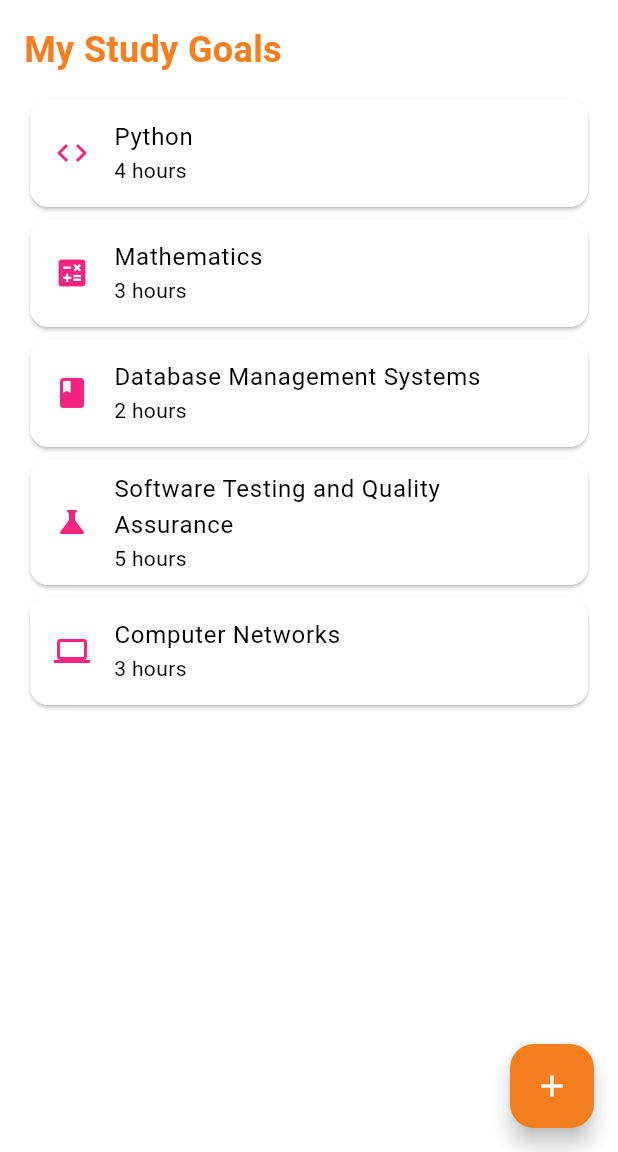
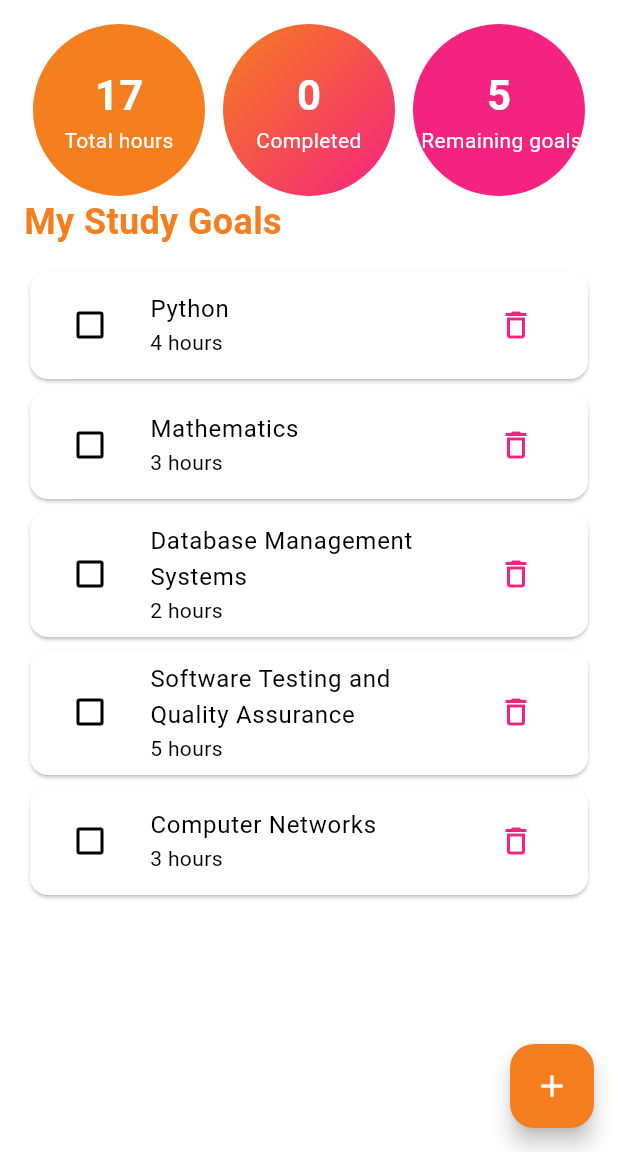
Before and after one commit to asmaatagelsir/Study-Planner, a Flutter app: the screen it shows after launch, on a phone screen of 412 x 824 dp, the part 84-1236 px from its top. Run offline on Flutter 3.47's test engine with Material 3 defaults, Android fonts, the phone set to English and light mode, and no system bars; Roboto replaces fonts that are missing (georgia).

Commit message:
Add summary stat circles and update goal card interactions

```diff
--- a/lib/main.dart
+++ b/lib/main.dart
@@ -2,7 +2,17 @@ import 'package:flutter/material.dart';
 
 const Color pantoneOrange = Color(0xFFF57E1E);
 const Color neonPink = Color(0xFFF52380);
-
+const LinearGradient pinkGradient = LinearGradient(
+  colors: [neonPink, neonPink],
+);
+const LinearGradient orangGradient = LinearGradient(
+  colors: [pantoneOrange, pantoneOrange],
+);
+const LinearGradient mixGradien = LinearGradient(
+  colors: [pantoneOrange, neonPink],
+  begin: Alignment.topLeft,
+  end: Alignment.bottomRight,
+);
 void main() {
   runApp(const MyApp());
 }
@@ -95,6 +105,21 @@ class _HomePageState extends State<HomePage> {
     return Icons.book;
   }
 
+  // LOGIC: sum of all hours (fold starts at 0 and adds each goal's hours)
+  int get totalHours {
+    return goals.fold<int>(0, (sum, goal) => sum + (goal['hours'] as int));
+  }
+
+  // LOGIC: goals where done is true, then count them
+  int get completeGoals {
+    return goals.where((goal) => goal['done'] == true).length;
+  }
+
+  // LOGIC: goals not finished yet
+  int get remaininGoals {
+    return goals.length - completeGoals;
+  }
+
   @override
   Widget build(BuildContext context) {
     return Scaffold(
@@ -122,6 +147,43 @@ class _HomePageState extends State<HomePage> {
         child: Column(
           crossAxisAlignment: CrossAxisAlignment.start,
           children: [
+            // STATIC: Summary section (three circles from the same widget)
+            // CONNECTION: the numbers come from the LOGIC getters
+            Row(
+              children: [
+                Expanded(
+                  child: Padding(
+                    padding: const EdgeInsets.symmetric(horizontal: 6),
+                    child: StatCircle(
+                      value: '$totalHours',
+                      label: 'Total hours',
+                      gradient: orangGradient,
+                    ),
+                  ),
+                ),
+                Expanded(
+                  child: Padding(
+                    padding: const EdgeInsets.symmetric(horizontal: 6),
+                    child: StatCircle(
+                      value: '$completeGoals',
+                      label: 'Completed',
+                      gradient: mixGradien,
+                    ),
+                  ),
+                ),
+                Expanded(
+                  child: Padding(
+                    padding: const EdgeInsets.symmetric(horizontal: 6),
+                    child: StatCircle(
+                      value: '$remaininGoals',
+                      label:' Remaining goals',
+                      gradient: pinkGradient,
+                    ),
+                  ),
+                ),
+
+              ],
+            ),
             // STATIC: Heading
             const Text(
               'My Study Goals',
@@ -147,37 +209,25 @@ class _HomePageState extends State<HomePage> {
                   return MouseRegion(
                     onEnter: (_) => setState(() => hoverdIndex = index),
                     onExit: (_) => setState(() {
-                      if (hoverdIndex == index) hoverdIndex = null;
-                    }),
+                      if(hoverdIndex== index) hoverdIndex = null;
+                    }) ,
                     child: Card(
-                      color: done ? Colors.grey.shade200 : Colors.white,
+                      color: hovered ? Colors.orange.shade50: done? Colors.grey.shade200: Colors.white,
                       child: ListTile(
                         onTap: () => toggleGoal(index),
-                        leading: hovered
-                            ? Checkbox(
-                                value: done,
-                                activeColor: neonPink,
-                                onChanged: (_) => toggleGoal(index),
-                              )
-                            : Icon(iconFor(goal['subject']), color: neonPink),
-                        title: Text(
-                          goal['subject'],
-                          style: TextStyle(
-                            decoration:
-                                done ? TextDecoration.lineThrough : null,
-                          ),
-                        ),
+                        leading: Checkbox(value: done,
+                        activeColor: neonPink,
+                        onChanged: (_) => toggleGoal(index)),
+
+                        title: Text(goal['subject'], style: TextStyle(decoration: done? TextDecoration.lineThrough: null),),
                         subtitle: Text('${goal['hours']} hours'),
-                        trailing: hovered
-                            ? IconButton(
-                                icon: const Icon(Icons.delete_outline),
-                                color: neonPink,
-                                onPressed: () => deleteGoal(index),
-                              )
-                            : null,
+                        trailing: IconButton(onPressed: () => deleteGoal(index), icon: const Icon(
+                          Icons.delete_outline, color: neonPink,
+                        ),),
                       ),
                     ),
                   );
+
                 },
               ),
             ),
@@ -187,7 +237,7 @@ class _HomePageState extends State<HomePage> {
       // STATIC: FloatingActionButton
       floatingActionButton: FloatingActionButton(
         // CONNECTION: pressing the button calls the LOGIC function addGoal
-        onPressed: addGoal ,
+        onPressed: addGoal,
         backgroundColor: pantoneOrange,
         foregroundColor: Colors.white,
         child: const Icon(Icons.add),
@@ -195,3 +245,43 @@ class _HomePageState extends State<HomePage> {
     );
   }
 }
+
+class StatCircle extends StatelessWidget {
+  final String value;
+  final String label;
+  final Gradient gradient;
+
+  const StatCircle({
+    super.key,
+    required this.value,
+    required this.label,
+    required this.gradient,
+  });
+  @override
+  Widget build(BuildContext context) {
+    return AspectRatio(
+      aspectRatio: 1,
+      child: Container(
+        decoration: BoxDecoration(shape: BoxShape.circle, gradient: gradient),
+        child: Column(
+          mainAxisAlignment: MainAxisAlignment.center,
+          children: [
+            Text(
+              value,
+              style: const TextStyle(
+                color: Colors.white,
+                fontSize: 28,
+                fontWeight: FontWeight.bold,
+              ),
+            ),
+            Text(
+              label,
+              textAlign: TextAlign.center,
+              style: const TextStyle(color: Colors.white),
+            ),
+          ],
+        ),
+      ),
+    );
+  }
+}
```
